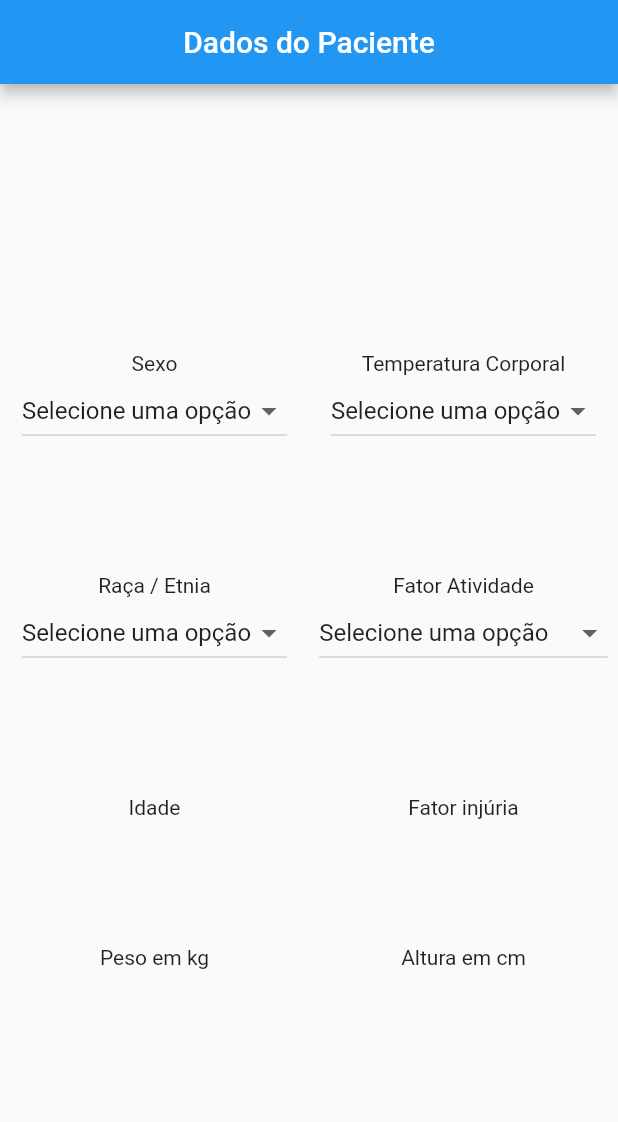
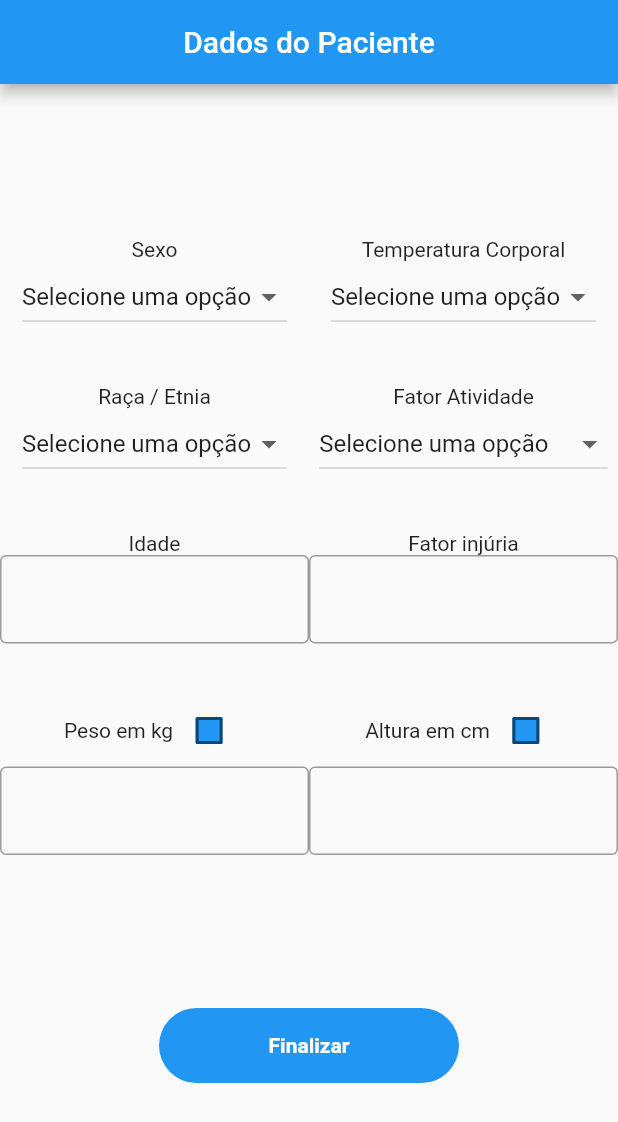
Before and after one commit to ViniBelo/tcc_flutter, a Flutter app: the screen it shows after launch, on a phone screen of 412 x 824 dp. Shown: the top 1122 px of the screen. Run offline on Flutter 3.47's test engine with Material 2 defaults, Android fonts, the phone set to English and light mode, and no system bars.

Commit message:
Mapeamento TextFields e CheckBoxes

```diff
--- a/lib/TelaInicial.dart
+++ /dev/null
@@ -1,132 +0,0 @@
-import 'package:estudos_flutter/abstractMaterials/MyDropdownButton.dart';
-import 'package:estudos_flutter/models/enums/Etnia.dart';
-import 'package:estudos_flutter/models/enums/Fator_Atividade.dart';
-import 'package:estudos_flutter/models/enums/Sexo.dart';
-import 'package:estudos_flutter/models/enums/Temperatura_Corporal.dart';
-import 'package:flutter/material.dart';
-
-class TelaInicial extends StatefulWidget {
-  const TelaInicial({super.key});
-
-  @override
-  State<TelaInicial> createState() => _TelaInicialState();
-}
-
-class _TelaInicialState extends State<TelaInicial> {
-  Sexo _selectedValueSexo = Sexo.nenhum;
-  Etnia _selectedValueEtnia = Etnia.nenhum;
-  TemperaturaCorporal _selectedValueTemperatura = TemperaturaCorporal.nenhum;
-  FatorAtividade _selectedValueAtividade = FatorAtividade.nenhum;
-
-  @override
-  Widget build(BuildContext context) {
-    return Scaffold(
-      appBar: AppBar(
-        centerTitle: true,
-        title: const Text('Dados do Paciente'),
-      ),
-      body: Container(
-        alignment: Alignment.center,
-        child: Row(
-          children: [
-            SizedBox(
-              height: MediaQuery.of(context).size.height / 2,
-              width: MediaQuery.of(context).size.width / 2,
-              child: Column(
-                crossAxisAlignment: CrossAxisAlignment.center,
-                mainAxisAlignment: MainAxisAlignment.spaceBetween,
-                children: [
-                  Column(
-                    children: [
-                      const Text('Sexo'),
-                      MyDropdownButton<Sexo>(
-                        _selectedValueSexo,
-                        Sexo.values,
-                        ['Selecione uma opção', 'Homem', 'Mulher'],
-                        (newValue) {
-                          setState(() {
-                            _selectedValueSexo = newValue!;
-                          });
-                        },
-                      ),
-                    ],
-                  ),
-                  Column(
-                    children: [
-                      const Text('Raça / Etnia'),
-                      MyDropdownButton<Etnia>(
-                        _selectedValueEtnia,
-                        Etnia.values,
-                        ['Selecione uma opção', 'Branco', 'Negro'],
-                        (newValue) {
-                          setState(() {
-                            _selectedValueEtnia = newValue!;
-                          });
-                        },
-                      ),
-                    ],
-                  ),
-                  Text('Idade'),
-                  Text('Peso em kg'),
-                ],
-              ),
-            ),
-            SizedBox(
-              height: MediaQuery.of(context).size.height / 2,
-              width: MediaQuery.of(context).size.width / 2,
-              child: Column(
-                mainAxisAlignment: MainAxisAlignment.spaceBetween,
-                children: [
-                  Column(
-                    children: [
-                      const Text('Temperatura Corporal'),
-                      MyDropdownButton<TemperaturaCorporal>(
-                        _selectedValueTemperatura,
-                        TemperaturaCorporal.values,
-                        [
-                          'Selecione uma opção',
-                          'Sem febre',
-                          '38°C de febre',
-                          '39°C de febre',
-                          '40°C de febre',
-                          '41°C de febre'
-                        ],
-                        (newValue) {
-                          setState(() {
-                            _selectedValueTemperatura = newValue!;
-                          });
-                        },
-                      ),
-                    ],
-                  ),
-                  Column(
-                    children: [
-                      const Text('Fator Atividade'),
-                      MyDropdownButton<FatorAtividade>(
-                        _selectedValueAtividade,
-                        FatorAtividade.values,
-                        [
-                          'Selecione uma opção',
-                          'Confinado ao leito',
-                          'Acamado, porém móvel',
-                          'Paciente que deambula'
-                        ],
-                        (newValue) {
-                          setState(() {
-                            _selectedValueAtividade = newValue!;
-                          });
-                        },
-                      ),
-                    ],
-                  ),
-                  Text('Fator injúria'),
-                  Text('Altura em cm'),
-                ],
-              ),
-            ),
-          ],
-        ),
-      ),
-    );
-  }
-}
--- /dev/null
+++ b/lib/abstractMaterials/my_button.dart
@@ -0,0 +1,32 @@
+import 'package:flutter/material.dart';
+
+class ButtonTypesExample extends StatelessWidget {
+  const ButtonTypesExample({super.key});
+
+  @override
+  Widget build(BuildContext context) {
+    return const Padding(
+      padding: EdgeInsets.all(4.0),
+      child: Row(
+        children: <Widget>[
+          Spacer(),
+          ButtonTypesGroup(enabled: true),
+          ButtonTypesGroup(enabled: false),
+          Spacer(),
+        ],
+      ),
+    );
+  }
+}
+
+class ButtonTypesGroup extends StatelessWidget {
+  const ButtonTypesGroup({super.key, required this.enabled});
+
+  final bool enabled;
+
+  @override
+  Widget build(BuildContext context) {
+    final VoidCallback? onPressed = enabled ? () {} : null;
+    return FilledButton(onPressed: onPressed, child: const Text('Filled'));
+  }
+}
--- /dev/null
+++ b/lib/abstractMaterials/my_checkbox.dart
@@ -0,0 +1,39 @@
+import 'package:flutter/cupertino.dart';
+import 'package:flutter/material.dart';
+
+class MyCheckBox extends StatefulWidget {
+  const MyCheckBox({super.key});
+
+  @override
+  State<MyCheckBox> createState() => _MyCheckBoxState();
+}
+
+class _MyCheckBoxState extends State<MyCheckBox> {
+  bool isChecked = false;
+
+  @override
+  Widget build(BuildContext context) {
+    Color getColor(Set<MaterialState> states) {
+      const Set<MaterialState> interactiveStates = <MaterialState>{
+        MaterialState.pressed,
+        MaterialState.hovered,
+        MaterialState.focused,
+      };
+      if (states.any(interactiveStates.contains)) {
+        return Colors.red;
+      }
+      return Colors.blue;
+    }
+
+    return Checkbox(
+      checkColor: Colors.white,
+      fillColor: MaterialStateProperty.resolveWith(getColor),
+      value: isChecked,
+      onChanged: (bool? value) {
+        setState(() {
+          isChecked = value!;
+        });
+      },
+    );
+  }
+}
--- /dev/null
+++ b/lib/abstractMaterials/my_text_field.dart
@@ -0,0 +1,18 @@
+import 'package:flutter/material.dart';
+
+class MyTextField extends StatelessWidget {
+  const MyTextField({super.key});
+
+  @override
+  Widget build(BuildContext context) {
+    return const SizedBox(
+      width: 250,
+      child: TextField(
+        obscureText: false,
+        decoration: InputDecoration(
+          border: OutlineInputBorder(),
+        ),
+      ),
+    );
+  }
+}
--- a/lib/main.dart
+++ b/lib/main.dart
@@ -1,4 +1,4 @@
-import 'package:estudos_flutter/MeuApp.dart';
+import 'package:estudos_flutter/meu_app.dart';
 import 'package:flutter/cupertino.dart';
 
 void main() {
--- a/lib/MeuApp.dart
+++ b/lib/meu_app.dart
@@ -1,5 +1,4 @@
-import 'package:estudos_flutter/TelaInicial.dart';
-import 'package:flutter/cupertino.dart';
+import 'package:estudos_flutter/tela_inicial.dart';
 import 'package:flutter/material.dart';
 
 class MeuApp extends StatefulWidget {
--- /dev/null
+++ b/lib/tela_inicial.dart
@@ -0,0 +1,188 @@
+import 'package:estudos_flutter/abstractMaterials/my_checkbox.dart';
+import 'package:estudos_flutter/abstractMaterials/my_dropdown_button.dart';
+import 'package:estudos_flutter/abstractMaterials/my_text_field.dart';
+import 'package:estudos_flutter/models/enums/etnia.dart';
+import 'package:estudos_flutter/models/enums/fator_atividade.dart';
+import 'package:estudos_flutter/models/enums/sexo.dart';
+import 'package:estudos_flutter/models/enums/temperatura_corporal.dart';
+import 'package:flutter/material.dart';
+
+class TelaInicial extends StatefulWidget {
+  const TelaInicial({super.key});
+
+  @override
+  State<TelaInicial> createState() => _TelaInicialState();
+}
+
+class _TelaInicialState extends State<TelaInicial> {
+  Sexo _selectedValueSexo = Sexo.nenhum;
+  Etnia _selectedValueEtnia = Etnia.nenhum;
+  TemperaturaCorporal _selectedValueTemperatura = TemperaturaCorporal.nenhum;
+  FatorAtividade _selectedValueAtividade = FatorAtividade.nenhum;
+
+  get enabled => null;
+
+  @override
+  Widget build(BuildContext context) {
+    return Scaffold(
+      appBar: AppBar(
+        centerTitle: true,
+        title: const Text('Dados do Paciente'),
+      ),
+      body: Column(
+        mainAxisAlignment: MainAxisAlignment.spaceEvenly,
+        children: [
+          Container(
+            alignment: Alignment.center,
+            child: Row(
+              children: [
+                SizedBox(
+                  height: MediaQuery.of(context).size.height / 2,
+                  width: MediaQuery.of(context).size.width / 2,
+                  child: Column(
+                    crossAxisAlignment: CrossAxisAlignment.center,
+                    mainAxisAlignment: MainAxisAlignment.spaceBetween,
+                    children: [
+                      Column(
+                        children: [
+                          const Text('Sexo'),
+                          MyDropdownButton<Sexo>(
+                            _selectedValueSexo,
+                            Sexo.values,
+                            ['Selecione uma opção', 'Homem', 'Mulher'],
+                            (newValue) {
+                              setState(() {
+                                _selectedValueSexo = newValue!;
+                              });
+                            },
+                          ),
+                        ],
+                      ),
+                      Column(
+                        children: [
+                          const Text('Raça / Etnia'),
+                          MyDropdownButton<Etnia>(
+                            _selectedValueEtnia,
+                            Etnia.values,
+                            ['Selecione uma opção', 'Branco', 'Negro'],
+                            (newValue) {
+                              setState(() {
+                                _selectedValueEtnia = newValue!;
+                              });
+                            },
+                          ),
+                        ],
+                      ),
+                      const Column(
+                        children: [
+                          Text('Idade'),
+                          MyTextField(),
+                        ],
+                      ),
+                      const Column(
+                        children: [
+                          Row(
+                            mainAxisAlignment: MainAxisAlignment.center,
+                            children: [
+                              Text('Peso em kg'),
+                              MyCheckBox(),
+                            ],
+                          ),
+                          MyTextField(),
+                        ],
+                      ),
+                    ],
+                  ),
+                ),
+                SizedBox(
+                  height: MediaQuery.of(context).size.height / 2,
+                  width: MediaQuery.of(context).size.width / 2,
+                  child: Column(
+                    mainAxisAlignment: MainAxisAlignment.spaceBetween,
+                    children: [
+                      Column(
+                        children: [
+                          const Text('Temperatura Corporal'),
+                          MyDropdownButton<TemperaturaCorporal>(
+                            _selectedValueTemperatura,
+                            TemperaturaCorporal.values,
+                            [
+                              'Selecione uma opção',
+                              'Sem febre',
+                              '38°C de febre',
+                              '39°C de febre',
+                              '40°C de febre',
+                              '41°C de febre'
+                            ],
+                            (newValue) {
+                              setState(() {
+                                _selectedValueTemperatura = newValue!;
+                              });
+                            },
+                          ),
+                        ],
+                      ),
+                      Column(
+                        children: [
+                          const Text('Fator Atividade'),
+                          MyDropdownButton<FatorAtividade>(
+                            _selectedValueAtividade,
+                            FatorAtividade.values,
+                            [
+                              'Selecione uma opção',
+                              'Confinado ao leito',
+                              'Acamado, porém móvel',
+                              'Paciente que deambula'
+                            ],
+                            (newValue) {
+                              setState(() {
+                                _selectedValueAtividade = newValue!;
+                              });
+                            },
+                          ),
+                        ],
+                      ),
+                      const Column(
+                        children: [
+                          Text('Fator injúria'),
+                          MyTextField(),
+                        ],
+                      ),
+                      const Column(
+                        children: [
+                          Row(
+                            mainAxisAlignment: MainAxisAlignment.center,
+                            children: [
+                              Text('Altura em cm'),
+                              MyCheckBox(),
+                            ],
+                          ),
+                          MyTextField(),
+                        ],
+                      ),
+                    ],
+                  ),
+                ),
+              ],
+            ),
+          ),
+          FilledButton(
+            style: OutlinedButton.styleFrom(minimumSize: const Size(200, 50)),
+            onPressed: () {
+              Navigator.push(
+                context,
+                MaterialPageRoute(builder: (context) {
+                  return const TelaInicial();
+                }),
+              );
+            },
+            child: const Text(
+              "Finalizar",
+              style: TextStyle(fontWeight: FontWeight.bold),
+            ),
+          ),
+        ],
+      ),
+    );
+  }
+}
```
Also changed, not shown: lib/abstractContainers/build_dropdown_container.dart (renamed from lib/abstractContainers/BuildDropdownContainer.dart), lib/abstractMaterials/my_dropdown_button.dart (renamed from lib/abstractMaterials/MyDropdownButton.dart).
